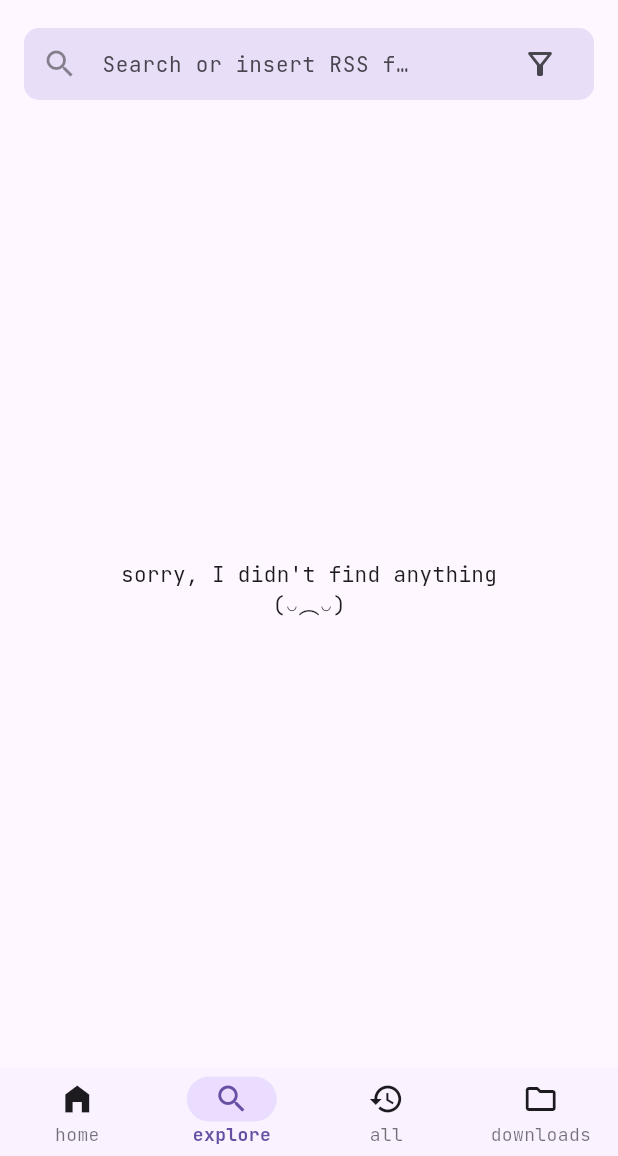
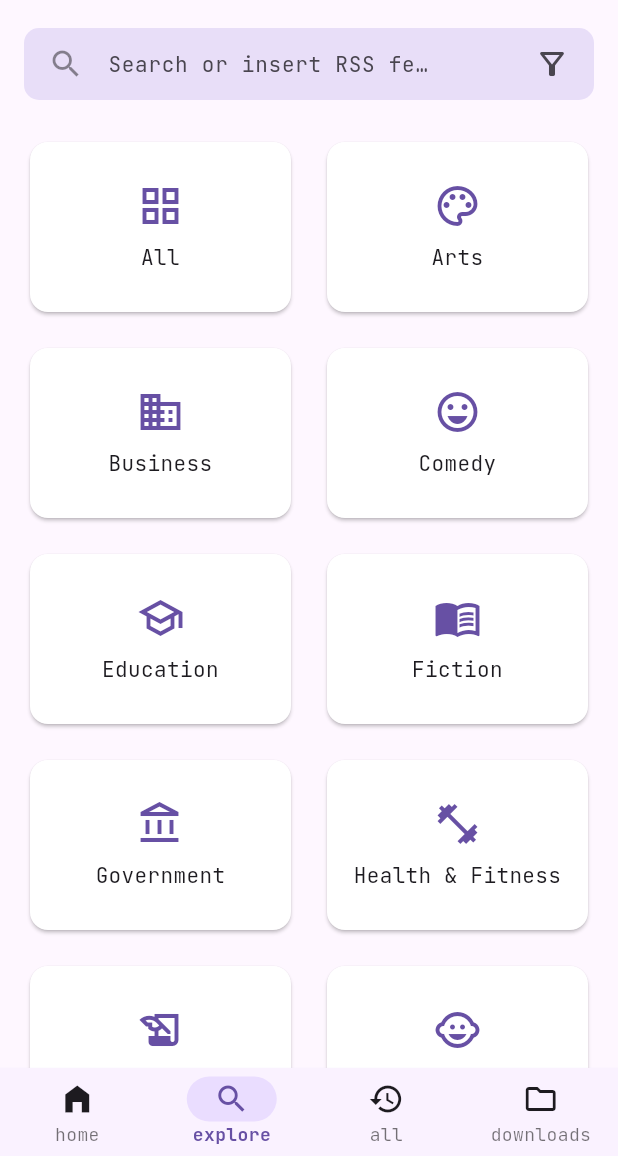
Before and after one commit to Kero2375/podcasks, a Flutter app: the screen it shows after launch, item 2 of the bottom bar chosen, on a phone screen of 412 x 824 dp, the part 80-1236 px from its top. Run offline on Flutter 3.47's test engine with Material 3 defaults, Android fonts, the phone set to English and light mode, and no system bars; drawn by our look-alikes of dynamic_color; our stand-ins replace audio_service, awesome_notifications, cached_network_image, device_info_plus, file_picker, flutter_html and 8 more; missing offline and left inert: app_settings, flutter_downloader, podcast_search, workmanager; accounts and stored records are empty; generated files the repository leaves out were written again; statements that could not run were skipped.

Commit message:
genres home on search

```diff
--- a/lib/ui/pages/home/home_page.dart
+++ b/lib/ui/pages/home/home_page.dart
@@ -1,4 +1,5 @@
 import 'package:flutter/material.dart';
+import 'package:flutter/services.dart';
 import 'package:flutter_riverpod/flutter_riverpod.dart';
 import 'package:podcasks/ui/common/app_bar.dart';
 import 'package:podcasks/ui/common/bottom_player.dart';
@@ -11,6 +12,7 @@ import 'package:podcasks/ui/vms/episodes_home_vm.dart';
 import 'package:podcasks/ui/vms/home_vm.dart';
 import 'package:podcasks/ui/vms/list_vm.dart';
 import 'package:podcasks/ui/vms/player_vm.dart';
+import 'package:podcasks/ui/vms/search_vm.dart';
 import 'package:podcasks/ui/vms/vm.dart';
 import 'package:podcasks/utils.dart';
 
@@ -84,7 +86,30 @@ class _HomePageState extends ConsumerState<HomePage> {
       ],
     );
 
-    return Scaffold(
+    return PopScope(
+      canPop: false,
+      onPopInvokedWithResult: (didPop, result) async {
+        if (didPop) return;
+
+        if (homeVm.page == Pages.search) {
+          final searchVm = ref.read(searchViewmodel);
+          if (searchVm.searched.isNotEmpty || searchVm.searchBarController.text.isNotEmpty) {
+            searchVm.init();
+            return;
+          }
+        }
+
+        if (homeVm.page != Pages.home) {
+          homeVm.setPage(Pages.home);
+        } else {
+          // If already on home, we can either exit or show a confirmation.
+          // For now, let's allow exiting if on home by setting canPop to true
+          // next time, or using SystemNavigator.pop().
+          // To keep it simple, if canPop is false, we can use:
+          SystemChannels.platform.invokeMethod('SystemNavigator.pop');
+        }
+      },
+      child: Scaffold(
         // resizeToAvoidBottomInset: true,
         appBar: mainAppBar(
           context,
@@ -110,6 +135,7 @@ class _HomePageState extends ConsumerState<HomePage> {
                 : content,
         bottomSheet: const BottomPlayer(),
         // drawer: homeVm.favourites.isNotEmpty ? const FavouritesDrawer() : null,
+      ),
     );
   }
 
--- a/lib/ui/pages/search/search_page.dart
+++ b/lib/ui/pages/search/search_page.dart
@@ -8,53 +8,65 @@ import 'package:podcasks/ui/vms/vm.dart';
 import 'package:podcasks/utils.dart';
 import 'package:podcast_search/podcast_search.dart';
 
-class SearchPage extends StatelessWidget {
+class SearchPage extends ConsumerWidget {
   static const route = "/search_page";
 
   const SearchPage({super.key});
 
   @override
-  Widget build(BuildContext context) {
+  Widget build(BuildContext context, WidgetRef ref) {
+    final vm = ref.watch(searchViewmodel);
+
+    final bool isSearching =
+        vm.searched.isNotEmpty || vm.searchBarController.text.isNotEmpty;
+
     return Padding(
       padding: const EdgeInsets.only(top: 8.0),
       child: Column(
         children: [
-          Consumer(
-            builder: (BuildContext context, WidgetRef ref, Widget? child) {
-              final vm = ref.watch(searchViewmodel);
-              return Padding(
+          Padding(
             padding: const EdgeInsets.symmetric(
               horizontal: 16,
               vertical: 8,
             ),
-                child: _awaitCountryAndGenre(
-                  vm: vm,
-                  builder: (country, genre) => SearchTextField(
+            child: FutureBuilder<Country>(
+              future: vm.country,
+              builder: (context, snapshot) {
+                if (!snapshot.hasData) {
+                  return const SizedBox.shrink();
+                }
+                return SearchTextField(
                   controller: vm.searchBarController,
                   search: vm.search,
-                    init: vm.init,
-                    hint: context.l10n!.searchHint, //context.l10n!.searchOrRssHint,
+                  init: () => vm.init(),
+                  hint: context.l10n!.searchHint,
                   showFilters: true,
                   clear: vm.clearText,
-                  ),
-                ),
+                  isSearching: isSearching,
                 );
               },
+            ),
           ),
           Expanded(
             child: Consumer(
               builder: (BuildContext context, WidgetRef ref, Widget? child) {
                 final vm = ref.watch(searchViewmodel);
-                return vm.state == UiState.loading
-                    ? const Center(
+                if (vm.state == UiState.loading) {
+                  return const Center(
                     child: CircularProgressIndicator(
                       strokeCap: StrokeCap.round,
                     ),
-                      )
-                    : vm.searched.isEmpty
-                        ? Center(
+                  );
+                }
+
+                if (vm.searched.isEmpty &&
+                    vm.searchBarController.text.isEmpty) {
+                  return _GenreGrid(vm: vm);
+                }
+
+                if (vm.searched.isEmpty) {
+                  return Center(
                     child: Column(
-                              // crossAxisAlignment: CrossAxisAlignment.center,
                       mainAxisAlignment: MainAxisAlignment.center,
                       children: [
                         Text(
@@ -67,8 +79,10 @@ class SearchPage extends StatelessWidget {
                         ),
                       ],
                     ),
-                          )
-                        : SearchList(
+                  );
+                }
+
+                return SearchList(
                   items: vm.searched,
                   controller: vm.scrollController,
                 );
@@ -79,20 +93,97 @@ class SearchPage extends StatelessWidget {
       ),
     );
   }
+}
 
-  FutureBuilder<List<Object>> _awaitCountryAndGenre({
-    required SearchViewmodel vm,
-    required Widget Function(Country, String) builder,
-  }) {
-    return FutureBuilder(
-      future: Future.wait([vm.country, vm.genre]),
-      builder: (context, snapshot) {
-        if (!snapshot.hasData) {
-          return const SizedBox.shrink();
+class _GenreGrid extends StatelessWidget {
+  final SearchViewmodel vm;
+
+  const _GenreGrid({required this.vm});
+
+  IconData _getGenreIcon(String genre) {
+    switch (genre) {
+      case 'All':
+        return Icons.grid_view;
+      case 'Arts':
+        return Icons.palette_outlined;
+      case 'Business':
+        return Icons.business;
+      case 'Comedy':
+        return Icons.sentiment_very_satisfied;
+      case 'Education':
+        return Icons.school_outlined;
+      case 'Fiction':
+        return Icons.menu_book;
+      case 'Government':
+        return Icons.account_balance_outlined;
+      case 'Health & Fitness':
+        return Icons.fitness_center;
+      case 'History':
+        return Icons.history_edu;
+      case 'Kids & Family':
+        return Icons.child_care;
+      case 'Leisure':
+        return Icons.beach_access_outlined;
+      case 'Music':
+        return Icons.music_note;
+      case 'News':
+        return Icons.newspaper;
+      case 'Religion & Spirituality':
+        return Icons.self_improvement;
+      case 'Science':
+        return Icons.science_outlined;
+      case 'Society & Culture':
+        return Icons.public;
+      case 'Sports':
+        return Icons.sports_basketball_outlined;
+      case 'TV & Film':
+        return Icons.movie_outlined;
+      case 'Technology':
+        return Icons.computer;
+      case 'True Crime':
+        return Icons.gavel;
+      default:
+        return Icons.podcasts;
     }
-        final country = snapshot.data![0] as Country;
-        final genre = snapshot.data![1] as String;
-        return builder(country, genre);
+  }
+
+  @override
+  Widget build(BuildContext context) {
+    final genres = vm.genres(context);
+    return GridView.builder(
+      padding: const EdgeInsets.all(16),
+      gridDelegate: const SliverGridDelegateWithFixedCrossAxisCount(
+        crossAxisCount: 2,
+        childAspectRatio: 1.5,
+        crossAxisSpacing: 16,
+        mainAxisSpacing: 16,
+      ),
+      itemCount: genres.length,
+      itemBuilder: (context, index) {
+        final entry = genres.entries.elementAt(index);
+        return Card(
+          color: Theme.of(context).colorScheme.onPrimary,
+          clipBehavior: Clip.antiAlias,
+          child: InkWell(
+            onTap: () => vm.setGenre(entry.key),
+            child: Column(
+              mainAxisAlignment: MainAxisAlignment.center,
+              children: [
+                Icon(
+                  _getGenreIcon(entry.key),
+                  size: 32,
+                  color: Theme.of(context).colorScheme.primary,
+                ),
+                const SizedBox(height: 8),
+                Text(
+                  entry.value,
+                  style: textStyleBody,
+                  textAlign: TextAlign.center,
+                ),
+              ],
+            ),
+          ),
+        );
       },
     );
   }
--- a/lib/ui/pages/search/search_text_field.dart
+++ b/lib/ui/pages/search/search_text_field.dart
@@ -9,6 +9,7 @@ class SearchTextField extends StatelessWidget {
   final bool showFilters;
   final String hint;
   final Function? clear;
+  final bool isSearching;
 
   const SearchTextField({
     super.key,
@@ -18,6 +19,7 @@ class SearchTextField extends StatelessWidget {
     this.init,
     this.showFilters = false,
     required this.clear,
+    this.isSearching = false,
   });
 
   @override
@@ -28,7 +30,7 @@ class SearchTextField extends StatelessWidget {
         borderRadius: BorderRadius.circular(10),
         color: Theme.of(context).colorScheme.secondaryContainer,
       ),
-      padding: const EdgeInsets.symmetric(horizontal: 12),
+      padding: const EdgeInsets.symmetric(horizontal: 4),
       child: TextField(
         textAlignVertical: TextAlignVertical.center,
         // autofocus: true,
@@ -36,10 +38,15 @@ class SearchTextField extends StatelessWidget {
           focusedBorder: InputBorder.none,
           border: InputBorder.none,
           hintText: hint,
-          icon: Icon(
-            Icons.search,
-            color: Theme.of(context).colorScheme.onSurface.withAlpha(127),
-          ),
+          prefixIcon: isSearching
+              ? IconButton(
+                  icon: const Icon(Icons.arrow_back),
+                  onPressed: () => init?.call(),
+                )
+              : Icon(
+                  Icons.search,
+                  color: Theme.of(context).colorScheme.onSurface.withAlpha(127),
+                ),
           suffixIcon: SizedBox(
             width: 100,
             child: Row(
```
Also changed, not shown: lib/repository/prefs_repo.dart (+0 -18 lines), lib/ui/pages/search/filters_dialog.dart (+8 -15 lines), lib/ui/pages/search/search_list_item.dart (+3 -18 lines), lib/ui/pages/settings/settings_page.dart (+1 -12 lines), lib/ui/vms/search_vm.dart (+16 -8 lines), lib/ui/vms/settings_vm.dart (+0 -11 lines). Lines whose indentation alone changed are shown as unchanged.
